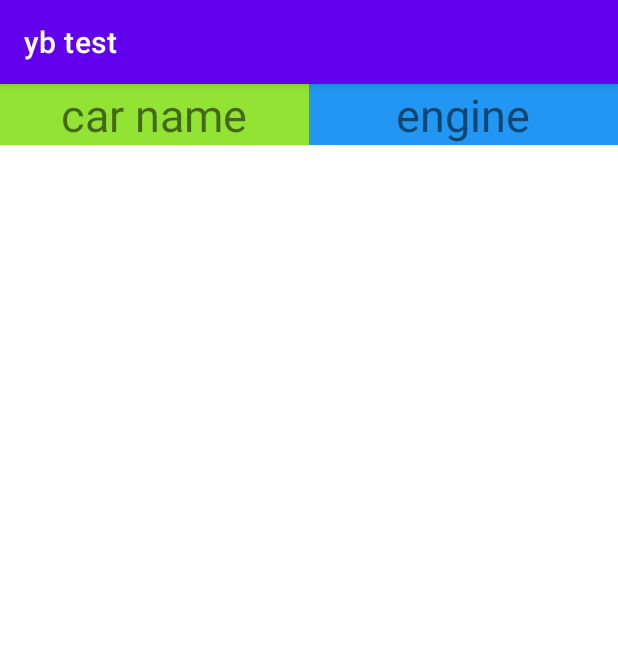
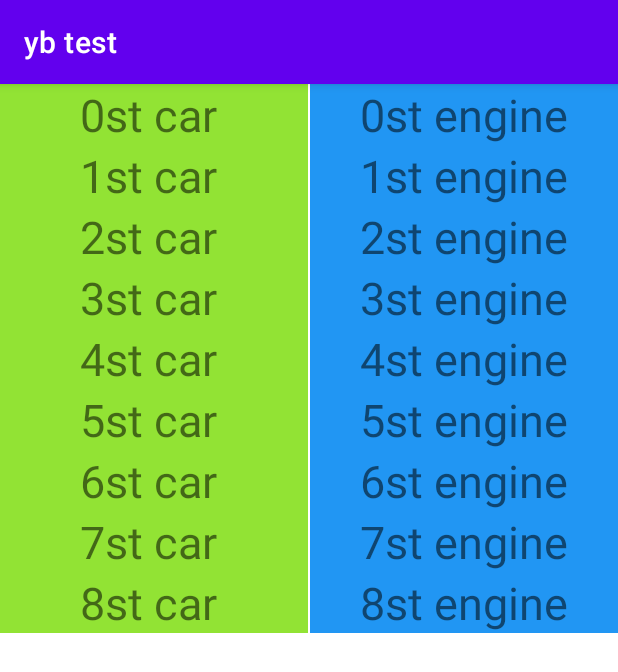
Before and after one commit to beatles0/yb_android, an Android app: the screen it shows after launch (AddViewList before the commit, AddViewActivity after it), on a phone screen of 412 x 824 dp. Shown: the top 672 px of the screen. Run offline under Robolectric (Android 15) with nearby library versions, the phone set to English and light mode, and no system bars.

Commit message:
modify file name

```diff
--- /dev/null
+++ b/app/src/main/java/com/example/ybkim/AddViewActivity.kt
@@ -0,0 +1,58 @@
+package com.example.ybkim
+
+import androidx.appcompat.app.AppCompatActivity
+import android.os.Bundle
+import android.util.Log
+import android.view.LayoutInflater
+import android.widget.LinearLayout
+import android.widget.TextView
+import java.util.*
+import kotlin.collections.ArrayList
+
+class AddViewActivity : AppCompatActivity() {
+    override fun onCreate(savedInstanceState: Bundle?) {
+        super.onCreate(savedInstanceState)
+        setContentView(R.layout.activity_add_view_list)
+
+        // 아이템 리스트 준비
+        val carList = ArrayList<MyCar>()
+        for (i in 0 until 10) {
+            carList.add(MyCar("" + i + "st car ", "" + i + "st engine"))
+        }
+
+        // 차 이름 리스트
+//        for ( i in 0 .. carList.size-1 ) {
+//            Log.d("car: ", carList.get(i).carName  + " / "+carList.get(i).carEngine )
+//         }
+
+        /*
+        이 방법은 가장 자주 사용하는 방법으로, LayoutInflater에 static으로 정의되어있는
+        LayoutInflater.from을 통해 LayoutInflater를 만드는 방법입니다.
+        내부적으로 context#getSystemService를 호출 하고 있으며,
+        같은 context에서는 같은 객체를 리턴하기 때문에 굳이 멤버 변수로 선언해 놓지 않고
+        필요할 때마다 호출해서 사용해도 괜찮습니다.
+
+        >> XML레이아웃 파일에서 뷰를 생성할때는 LayoutInflater를 이용해야 한다.
+        >> LayoutInflater는 LayoutInflater.from(context)를 이용하여 얻는다.
+        >> LayoutInflater객체의 inflate메서드를 이용하여 새로운 뷰를 생성 할 수 있다.
+        */
+        // inflate 하기
+        val container = findViewById<LinearLayout>(R.id.addview_container)
+        val inflater: LayoutInflater = LayoutInflater.from(this@AddViewActivity)
+
+        for (i in 0 until carList.size-1) {
+            val itemView = inflater.inflate(R.layout.item_view, null)
+            var carNameView = itemView.findViewById<TextView>(R.id.id_car_name)
+            val carEngineView = itemView.findViewById<TextView>(R.id.id_engine_name)
+
+            carNameView.setText(carList.get(i).carName)
+            carEngineView.setText(carList.get(i).carEngine)
+            container.addView(itemView)
+            Log.d("car: ", carList.get(i).carName + " / " + carList.get(i).carEngine)
+        }
+
+    }
+
+    class MyCar(val carName: String, val carEngine: String) {}
+
+}
--- a/app/src/main/java/com/example/ybkim/AddViewList.kt
+++ /dev/null
@@ -1,33 +0,0 @@
-package com.example.ybkim
-
-import androidx.appcompat.app.AppCompatActivity
-import android.os.Bundle
-import android.util.Log
-import android.view.LayoutInflater
-import android.widget.LinearLayout
-import java.util.*
-import kotlin.collections.ArrayList
-
-class AddViewList : AppCompatActivity() {
-    override fun onCreate(savedInstanceState: Bundle?) {
-        super.onCreate(savedInstanceState)
-        setContentView(R.layout.activity_add_view_list)
-
-        // 아이템 리스트 준비
-        val carList = ArrayList<MyCar>()
-        for ( i in 0 until 10 ) {
-            carList.add(MyCar(""+ i + "번째 이름 ", "" + i + "번째 엔진"))
-        }
-
-        val container = findViewById<LinearLayout>(R.id.id_top_linear)
-        val inflater = LayoutInflater.from( this)
-
-        for( i in 0 until carList.size) {
-
-        }
-
-    }
-
-    class MyCar( carName:String, carEngine:String) {}
-
-}
--- a/app/src/main/res/layout/activity_add_view_list.xml
+++ b/app/src/main/res/layout/activity_add_view_list.xml
@@ -1,38 +1,14 @@
 <?xml version="1.0" encoding="utf-8"?>
 <LinearLayout xmlns:android="http://schemas.android.com/apk/res/android"
+    xmlns:app="http://schemas.android.com/apk/res-auto"
+    xmlns:tools="http://schemas.android.com/tools"
     android:layout_width="match_parent"
     android:layout_height="match_parent"
-    android:orientation="vertical"
-    android:id="@+id/id_top_linear"
-    >
+    tools:context=".AddViewActivity">
 
     <LinearLayout
+        android:id="@+id/addview_container"
         android:layout_width="match_parent"
         android:layout_height="wrap_content"
-        android:orientation="horizontal"
-        android:layout_weight="2">
-
-        <TextView
-            android:id="@+id/id_car_name"
-            android:layout_height="wrap_content"
-            android:layout_width="match_parent"
-            android:layout_weight="1"
-            android:background="#92E334"
-            android:gravity="center"
-            android:text="car name"
-            android:textSize="30dp" />
-
-        <TextView
-            android:id="@+id/id_engine_name"
-            android:layout_height="wrap_content"
-            android:layout_width="match_parent"
-            android:layout_weight="1"
-            android:background="#2196F3"
-            android:gravity="center"
-            android:text="engine"
-            android:textSize="30dp" />
-
-    </LinearLayout>
-
-
+        android:orientation="vertical"/>
 </LinearLayout>
--- /dev/null
+++ b/app/src/main/res/layout/item_view.xml
@@ -0,0 +1,40 @@
+<?xml version="1.0" encoding="utf-8"?>
+<LinearLayout xmlns:android="http://schemas.android.com/apk/res/android"
+    xmlns:tools="http://schemas.android.com/tools"
+    android:layout_width="match_parent"
+    android:layout_height="match_parent"
+    android:background="#ffffff"
+    android:orientation="horizontal">
+
+    <TextView
+        android:id="@+id/id_car_name"
+        android:layout_width="1dp"
+        android:layout_height="wrap_content"
+        android:layout_gravity="center"
+        android:layout_weight="1"
+        android:background="#92E334"
+        android:gravity="center"
+        android:text="aaaaaaaaaaaaaaaa"
+        android:textSize="30dp"
+        tools:ignore="MissingConstraints" />
+
+    <TextView
+        android:layout_width="1dp"
+        android:layout_height="match_parent"
+        android:background="#ffffff"
+        tools:ignore="MissingConstraints" />
+
+    <TextView
+        android:id="@+id/id_engine_name"
+        android:layout_width="1dp"
+        android:layout_height="wrap_content"
+        android:layout_gravity="center"
+        android:layout_weight="1"
+        android:background="#2196F3"
+        android:gravity="center"
+        android:text="bbbbbbbbb"
+        android:textSize="30dp"
+        tools:ignore="MissingConstraints" />
+
+
+</LinearLayout>
```
Also changed, not shown: app/src/main/AndroidManifest.xml (+5 -3 lines), app/src/main/java/com/example/ybkim/LoopSample.kt (added, +143 -0 lines).
